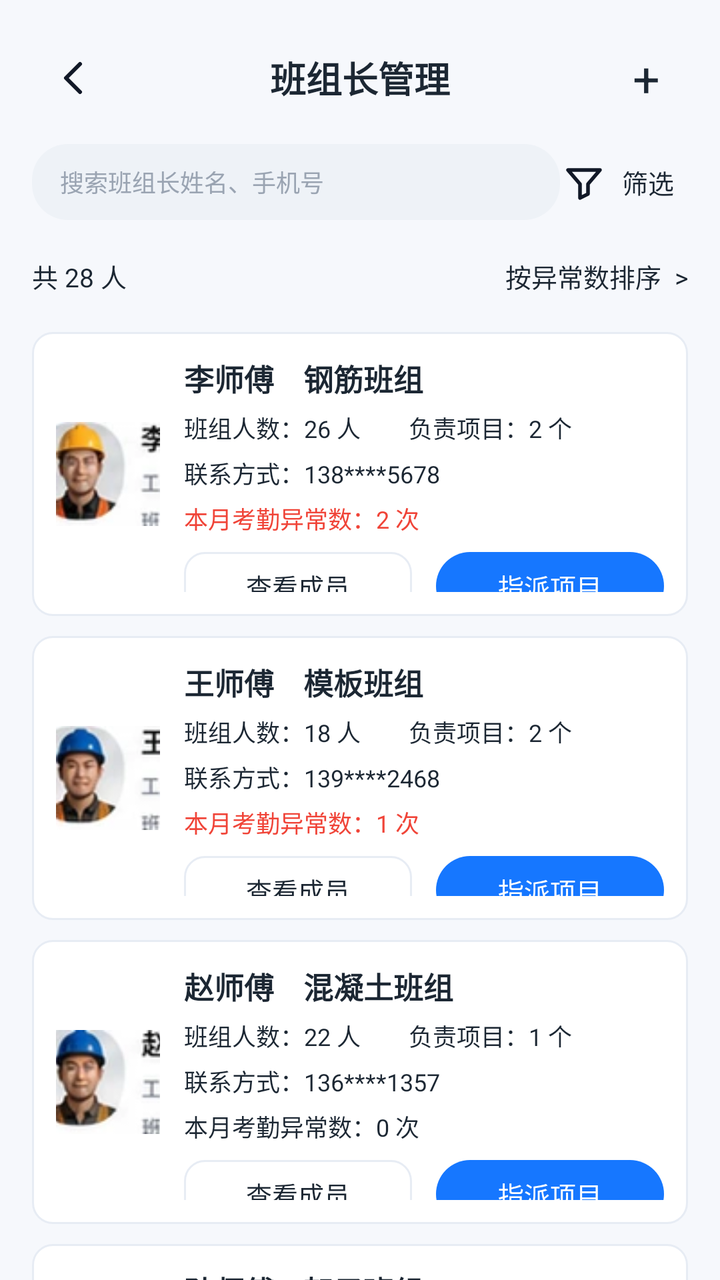
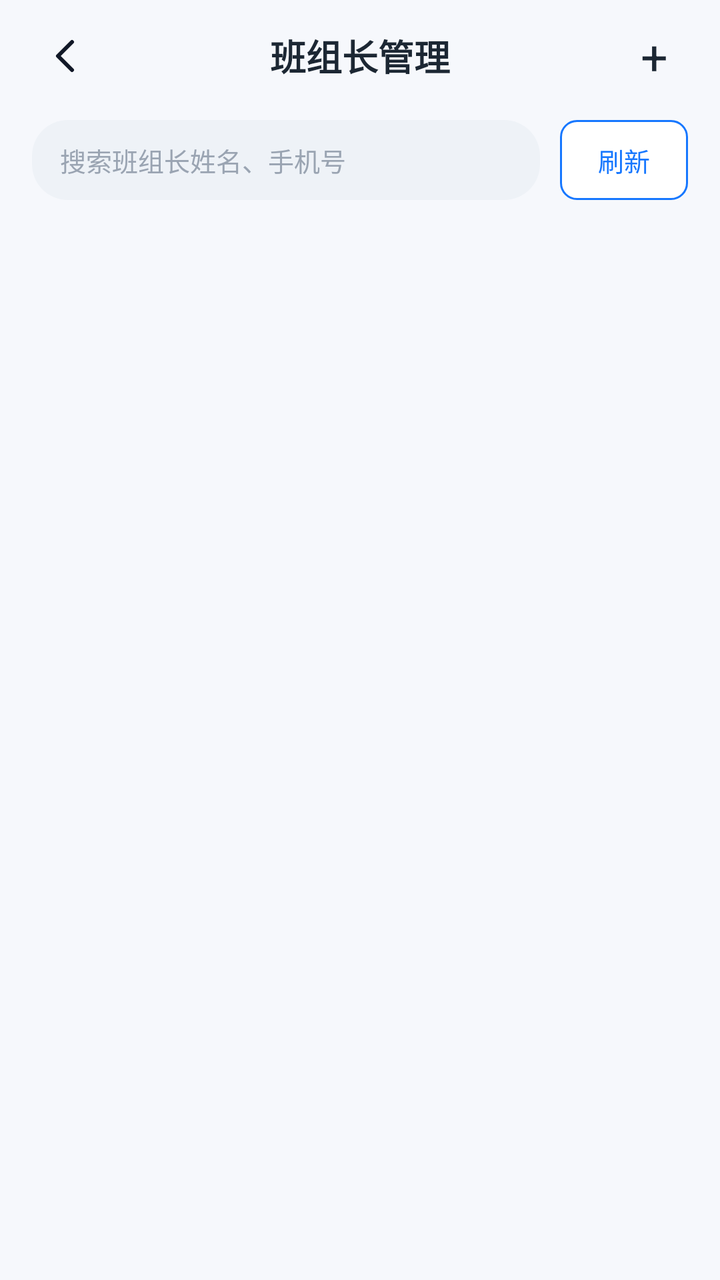

Compare the two renders of this Android layout. The source of the first and the diff that turns it into the second are given below.
<!-- AndroidManifest.xml: application theme Theme.WorkerM -->
<!-- res/layout/activity_team_leader.xml -->
<?xml version="1.0" encoding="utf-8"?>
<androidx.core.widget.NestedScrollView xmlns:android="http://schemas.android.com/apk/res/android"
    android:id="@+id/team_root"
    android:layout_width="match_parent"
    android:layout_height="match_parent"
    android:background="@drawable/bg_app_page"
    android:fillViewport="true"
    android:overScrollMode="never">
    <LinearLayout android:layout_width="match_parent" android:layout_height="wrap_content" android:orientation="vertical" android:padding="16dp">
        <FrameLayout android:layout_width="match_parent" android:layout_height="46dp">
            <ImageButton android:id="@+id/back_button" android:layout_width="42dp" android:layout_height="42dp" android:layout_gravity="start|center_vertical" android:background="?attr/selectableItemBackgroundBorderless" android:padding="9dp" android:src="@drawable/ic_back" />
            <TextView android:layout_width="wrap_content" android:layout_height="match_parent" android:layout_gravity="center" android:gravity="center" android:text="班组长管理" android:textColor="@color/text_primary" android:textSize="18sp" android:textStyle="bold" />
            <TextView android:layout_width="42dp" android:layout_height="42dp" android:layout_gravity="end|center_vertical" android:gravity="center" android:text="+" android:textColor="@color/text_primary" android:textSize="24sp" />
        </FrameLayout>
        <LinearLayout android:layout_width="match_parent" android:layout_height="38dp" android:layout_marginTop="10dp" android:gravity="center_vertical" android:orientation="horizontal">
            <TextView android:layout_width="0dp" android:layout_height="match_parent" android:layout_weight="1" android:background="@drawable/bg_search_pill" android:gravity="center_vertical" android:paddingStart="14dp" android:text="搜索班组长姓名、手机号" android:textColor="#9AA4B2" android:textSize="12sp" />
            <TextView android:layout_width="64dp" android:layout_height="match_parent" android:drawableStart="@drawable/ic_filter" android:gravity="center" android:text="筛选" android:textColor="@color/text_primary" android:textSize="13sp" />
        </LinearLayout>
        <LinearLayout android:layout_width="match_parent" android:layout_height="36dp" android:layout_marginTop="10dp" android:gravity="center_vertical" android:orientation="horizontal">
            <TextView android:layout_width="0dp" android:layout_height="wrap_content" android:layout_weight="1" android:text="共 28 人" android:textColor="@color/text_primary" android:textSize="13sp" />
            <TextView android:layout_width="wrap_content" android:layout_height="wrap_content" android:text="按异常数排序  >" android:textColor="@color/text_primary" android:textSize="13sp" />
        </LinearLayout>
        <include layout="@layout/item_team_leader_li" />
        <include layout="@layout/item_team_leader_wang" />
        <include layout="@layout/item_team_leader_zhao" />
        <include layout="@layout/item_team_leader_sun" />
    </LinearLayout>
</androidx.core.widget.NestedScrollView>
<!-- res/layout/item_team_leader_li.xml (included above) -->
<?xml version="1.0" encoding="utf-8"?>
<LinearLayout xmlns:android="http://schemas.android.com/apk/res/android" android:layout_width="match_parent" android:layout_height="142dp" android:layout_marginTop="10dp" android:background="@drawable/bg_card_stroke" android:gravity="center_vertical" android:orientation="horizontal" android:padding="12dp">
    <ImageView android:layout_width="52dp" android:layout_height="52dp" android:scaleType="centerCrop" android:src="@drawable/worker_avatar_li" />
    <LinearLayout android:layout_width="0dp" android:layout_height="match_parent" android:layout_marginStart="12dp" android:layout_weight="1" android:orientation="vertical">
        <TextView android:layout_width="match_parent" android:layout_height="wrap_content" android:text="李师傅    钢筋班组" android:textColor="@color/text_primary" android:textSize="15sp" android:textStyle="bold" />
        <TextView android:layout_width="match_parent" android:layout_height="wrap_content" android:layout_marginTop="5dp" android:text="班组人数：26 人        负责项目：2 个" android:textColor="@color/text_primary" android:textSize="12sp" />
        <TextView android:layout_width="match_parent" android:layout_height="wrap_content" android:layout_marginTop="5dp" android:text="联系方式：138****5678" android:textColor="@color/text_primary" android:textSize="12sp" />
        <TextView android:layout_width="match_parent" android:layout_height="wrap_content" android:layout_marginTop="5dp" android:text="本月考勤异常数：2 次" android:textColor="#F04438" android:textSize="12sp" />
        <LinearLayout android:layout_width="match_parent" android:layout_height="34dp" android:layout_marginTop="8dp" android:orientation="horizontal">
            <TextView android:layout_width="0dp" android:layout_height="match_parent" android:layout_marginEnd="6dp" android:layout_weight="1" android:background="@drawable/bg_card_stroke" android:gravity="center" android:text="查看成员" android:textColor="@color/text_primary" android:textSize="13sp" />
            <TextView android:layout_width="0dp" android:layout_height="match_parent" android:layout_marginStart="6dp" android:layout_weight="1" android:background="@drawable/bg_round_blue" android:gravity="center" android:text="指派项目" android:textColor="@color/white" android:textSize="13sp" />
        </LinearLayout>
    </LinearLayout>
</LinearLayout>
<!-- res/layout/item_team_leader_wang.xml (included above) -->
<?xml version="1.0" encoding="utf-8"?>
<LinearLayout xmlns:android="http://schemas.android.com/apk/res/android" android:layout_width="match_parent" android:layout_height="142dp" android:layout_marginTop="10dp" android:background="@drawable/bg_card_stroke" android:gravity="center_vertical" android:orientation="horizontal" android:padding="12dp">
    <ImageView android:layout_width="52dp" android:layout_height="52dp" android:scaleType="centerCrop" android:src="@drawable/worker_avatar_wang" />
    <LinearLayout android:layout_width="0dp" android:layout_height="match_parent" android:layout_marginStart="12dp" android:layout_weight="1" android:orientation="vertical">
        <TextView android:layout_width="match_parent" android:layout_height="wrap_content" android:text="王师傅    模板班组" android:textColor="@color/text_primary" android:textSize="15sp" android:textStyle="bold" />
        <TextView android:layout_width="match_parent" android:layout_height="wrap_content" android:layout_marginTop="5dp" android:text="班组人数：18 人        负责项目：2 个" android:textColor="@color/text_primary" android:textSize="12sp" />
        <TextView android:layout_width="match_parent" android:layout_height="wrap_content" android:layout_marginTop="5dp" android:text="联系方式：139****2468" android:textColor="@color/text_primary" android:textSize="12sp" />
        <TextView android:layout_width="match_parent" android:layout_height="wrap_content" android:layout_marginTop="5dp" android:text="本月考勤异常数：1 次" android:textColor="#F04438" android:textSize="12sp" />
        <LinearLayout android:layout_width="match_parent" android:layout_height="34dp" android:layout_marginTop="8dp" android:orientation="horizontal">
            <TextView android:layout_width="0dp" android:layout_height="match_parent" android:layout_marginEnd="6dp" android:layout_weight="1" android:background="@drawable/bg_card_stroke" android:gravity="center" android:text="查看成员" android:textColor="@color/text_primary" android:textSize="13sp" />
            <TextView android:layout_width="0dp" android:layout_height="match_parent" android:layout_marginStart="6dp" android:layout_weight="1" android:background="@drawable/bg_round_blue" android:gravity="center" android:text="指派项目" android:textColor="@color/white" android:textSize="13sp" />
        </LinearLayout>
    </LinearLayout>
</LinearLayout>
<!-- res/layout/item_team_leader_zhao.xml (included above) -->
<?xml version="1.0" encoding="utf-8"?>
<LinearLayout xmlns:android="http://schemas.android.com/apk/res/android" android:layout_width="match_parent" android:layout_height="142dp" android:layout_marginTop="10dp" android:background="@drawable/bg_card_stroke" android:gravity="center_vertical" android:orientation="horizontal" android:padding="12dp">
    <ImageView android:layout_width="52dp" android:layout_height="52dp" android:scaleType="centerCrop" android:src="@drawable/worker_avatar_zhao" />
    <LinearLayout android:layout_width="0dp" android:layout_height="match_parent" android:layout_marginStart="12dp" android:layout_weight="1" android:orientation="vertical">
        <TextView android:layout_width="match_parent" android:layout_height="wrap_content" android:text="赵师傅    混凝土班组" android:textColor="@color/text_primary" android:textSize="15sp" android:textStyle="bold" />
        <TextView android:layout_width="match_parent" android:layout_height="wrap_content" android:layout_marginTop="5dp" android:text="班组人数：22 人        负责项目：1 个" android:textColor="@color/text_primary" android:textSize="12sp" />
        <TextView android:layout_width="match_parent" android:layout_height="wrap_content" android:layout_marginTop="5dp" android:text="联系方式：136****1357" android:textColor="@color/text_primary" android:textSize="12sp" />
        <TextView android:layout_width="match_parent" android:layout_height="wrap_content" android:layout_marginTop="5dp" android:text="本月考勤异常数：0 次" android:textColor="@color/text_primary" android:textSize="12sp" />
        <LinearLayout android:layout_width="match_parent" android:layout_height="34dp" android:layout_marginTop="8dp" android:orientation="horizontal">
            <TextView android:layout_width="0dp" android:layout_height="match_parent" android:layout_marginEnd="6dp" android:layout_weight="1" android:background="@drawable/bg_card_stroke" android:gravity="center" android:text="查看成员" android:textColor="@color/text_primary" android:textSize="13sp" />
            <TextView android:layout_width="0dp" android:layout_height="match_parent" android:layout_marginStart="6dp" android:layout_weight="1" android:background="@drawable/bg_round_blue" android:gravity="center" android:text="指派项目" android:textColor="@color/white" android:textSize="13sp" />
        </LinearLayout>
    </LinearLayout>
</LinearLayout>
<!-- res/layout/item_team_leader_sun.xml (included above) -->
<?xml version="1.0" encoding="utf-8"?>
<LinearLayout xmlns:android="http://schemas.android.com/apk/res/android" android:layout_width="match_parent" android:layout_height="142dp" android:layout_marginTop="10dp" android:background="@drawable/bg_card_stroke" android:gravity="center_vertical" android:orientation="horizontal" android:padding="12dp">
    <ImageView android:layout_width="52dp" android:layout_height="52dp" android:scaleType="centerCrop" android:src="@drawable/worker_avatar_li" />
    <LinearLayout android:layout_width="0dp" android:layout_height="match_parent" android:layout_marginStart="12dp" android:layout_weight="1" android:orientation="vertical">
        <TextView android:layout_width="match_parent" android:layout_height="wrap_content" android:text="孙师傅    架子班组" android:textColor="@color/text_primary" android:textSize="15sp" android:textStyle="bold" />
        <TextView android:layout_width="match_parent" android:layout_height="wrap_content" android:layout_marginTop="5dp" android:text="班组人数：16 人        负责项目：1 个" android:textColor="@color/text_primary" android:textSize="12sp" />
        <TextView android:layout_width="match_parent" android:layout_height="wrap_content" android:layout_marginTop="5dp" android:text="联系方式：137****8642" android:textColor="@color/text_primary" android:textSize="12sp" />
        <TextView android:layout_width="match_parent" android:layout_height="wrap_content" android:layout_marginTop="5dp" android:text="本月考勤异常数：3 次" android:textColor="#F04438" android:textSize="12sp" />
        <LinearLayout android:layout_width="match_parent" android:layout_height="34dp" android:layout_marginTop="8dp" android:orientation="horizontal">
            <TextView android:layout_width="0dp" android:layout_height="match_parent" android:layout_marginEnd="6dp" android:layout_weight="1" android:background="@drawable/bg_card_stroke" android:gravity="center" android:text="查看成员" android:textColor="@color/text_primary" android:textSize="13sp" />
            <TextView android:layout_width="0dp" android:layout_height="match_parent" android:layout_marginStart="6dp" android:layout_weight="1" android:background="@drawable/bg_round_blue" android:gravity="center" android:text="指派项目" android:textColor="@color/white" android:textSize="13sp" />
        </LinearLayout>
    </LinearLayout>
</LinearLayout>
<!-- resources referenced by this layout -->
<resources>
  <color name="text_primary">#1C2733</color>
  <color name="white">#FFFFFFFF</color>
  <!-- drawable bg_app_page (drawable) -->
  <?xml version="1.0" encoding="utf-8"?>
  <shape xmlns:android="http://schemas.android.com/apk/res/android">
      <solid android:color="#F6F8FC" />
  </shape>
  <!-- drawable bg_card_stroke (drawable) -->
  <?xml version="1.0" encoding="utf-8"?>
  <shape xmlns:android="http://schemas.android.com/apk/res/android">
      <solid android:color="@color/white" />
      <stroke android:width="1dp" android:color="#E7ECF4" />
      <corners android:radius="10dp" />
  </shape>
  <!-- drawable bg_round_blue (drawable) -->
  <?xml version="1.0" encoding="utf-8"?>
  <shape xmlns:android="http://schemas.android.com/apk/res/android">
      <solid android:color="@color/dashboard_blue" />
      <corners android:radius="24dp" />
  </shape>
  <!-- drawable bg_search_pill (drawable) -->
  <?xml version="1.0" encoding="utf-8"?>
  <shape xmlns:android="http://schemas.android.com/apk/res/android">
      <solid android:color="#EEF2F7" />
      <corners android:radius="18dp" />
  </shape>
  <!-- drawable ic_back (drawable) -->
  <?xml version="1.0" encoding="utf-8"?>
  <vector xmlns:android="http://schemas.android.com/apk/res/android" android:width="24dp" android:height="24dp" android:viewportWidth="24" android:viewportHeight="24">
      <path android:strokeColor="#111827" android:strokeWidth="2" android:strokeLineCap="round" android:strokeLineJoin="round" android:fillColor="@android:color/transparent" android:pathData="M15,5L8,12l7,7" />
  </vector>
  <!-- drawable ic_filter (drawable) -->
  <?xml version="1.0" encoding="utf-8"?>
  <vector xmlns:android="http://schemas.android.com/apk/res/android" android:width="24dp" android:height="24dp" android:viewportWidth="24" android:viewportHeight="24">
      <path android:strokeColor="#111827" android:strokeWidth="1.8" android:strokeLineCap="round" android:strokeLineJoin="round" android:fillColor="@android:color/transparent" android:pathData="M4,6h16l-6,7v5l-4,2v-7z" />
  </vector>
  <!-- drawable worker_avatar_li: webp bitmap (drawable-nodpi, 1654 bytes) -->
  <!-- drawable worker_avatar_wang: webp bitmap (drawable-nodpi, 1624 bytes) -->
  <!-- drawable worker_avatar_zhao: webp bitmap (drawable-nodpi, 1728 bytes) -->
  <style name="Theme.WorkerM" parent="Base.Theme.WorkerM" />
  <color name="dashboard_blue">#1677FF</color>
  <style name="Base.Theme.WorkerM" parent="Theme.Material3.Light.NoActionBar">
          <item name="colorPrimary">@color/brand_primary</item>
          <item name="colorOnPrimary">@color/text_inverse</item>
          <item name="colorSecondary">@color/brand_secondary</item>
          <item name="colorOnSecondary">@color/text_inverse</item>
          <item name="android:windowBackground">@color/surface_background</item>
          <item name="colorSurface">@color/surface_card</item>
          <item name="android:textColor">@color/text_primary</item>
          <item name="android:navigationBarColor">@color/surface_card</item>
          <item name="android:statusBarColor">@android:color/transparent</item>
          <item name="android:windowLightStatusBar">true</item>
      </style>
  <color name="brand_primary">#124D90</color>
  <color name="text_inverse">#FFFFFFFF</color>
  <color name="brand_secondary">#2F7BC7</color>
  <color name="surface_background">#F3F6FA</color>
  <color name="surface_card">#FFFFFFFF</color>
</resources>

<!-- the commit's change to res/layout/activity_team_leader.xml (unified diff, before → after) -->
@@ -1,88 +1,109 @@
 <?xml version="1.0" encoding="utf-8"?>
-<androidx.core.widget.NestedScrollView xmlns:android="http://schemas.android.com/apk/res/android"
+<LinearLayout xmlns:android="http://schemas.android.com/apk/res/android"
     android:id="@+id/team_root"
     android:layout_width="match_parent"
     android:layout_height="match_parent"
     android:background="@drawable/bg_app_page"
-    android:fillViewport="true"
-    android:overScrollMode="never">
-    <LinearLayout android:layout_width="match_parent" android:layout_height="wrap_content" android:orientation="vertical" android:padding="16dp">
-        <FrameLayout android:layout_width="match_parent" android:layout_height="46dp">
-            <ImageButton android:id="@+id/back_button" android:layout_width="42dp" android:layout_height="42dp" android:layout_gravity="start|center_vertical" android:background="?attr/selectableItemBackgroundBorderless" android:padding="9dp" android:src="@drawable/ic_back" />
-            <TextView android:layout_width="wrap_content" android:layout_height="match_parent" android:layout_gravity="center" android:gravity="center" android:text="班组长管理" android:textColor="@color/text_primary" android:textSize="18sp" android:textStyle="bold" />
-            <TextView android:layout_width="42dp" android:layout_height="42dp" android:layout_gravity="end|center_vertical" android:gravity="center" android:text="+" android:textColor="@color/text_primary" android:textSize="24sp" />
-        </FrameLayout>
-        <LinearLayout android:layout_width="match_parent" android:layout_height="38dp" android:layout_marginTop="10dp" android:gravity="center_vertical" android:orientation="horizontal">
-            <TextView android:layout_width="0dp" android:layout_height="match_parent" android:layout_weight="1" android:background="@drawable/bg_search_pill" android:gravity="center_vertical" android:paddingStart="14dp" android:text="搜索班组长姓名、手机号" android:textColor="#9AA4B2" android:textSize="12sp" />
-            <TextView android:layout_width="64dp" android:layout_height="match_parent" android:drawableStart="@drawable/ic_filter" android:gravity="center" android:text="筛选" android:textColor="@color/text_primary" android:textSize="13sp" />
-        </LinearLayout>
-        <LinearLayout android:layout_width="match_parent" android:layout_height="36dp" android:layout_marginTop="10dp" android:gravity="center_vertical" android:orientation="horizontal">
-            <TextView android:layout_width="0dp" android:layout_height="wrap_content" android:layout_weight="1" android:text="共 28 人" android:textColor="@color/text_primary" android:textSize="13sp" />
-            <TextView android:layout_width="wrap_content" android:layout_height="wrap_content" android:text="按异常数排序  >" android:textColor="@color/text_primary" android:textSize="13sp" />
-        </LinearLayout>
-        <include layout="@layout/item_team_leader_li" />
-        <include layout="@layout/item_team_leader_wang" />
-        <include layout="@layout/item_team_leader_zhao" />
-        <include layout="@layout/item_team_leader_sun" />
+    android:orientation="vertical">
+
+    <FrameLayout
+        android:layout_width="match_parent"
+        android:layout_height="56dp"
+        android:paddingHorizontal="12dp">
+
+        <ImageButton
+            android:id="@+id/back_button"
+            android:layout_width="42dp"
+            android:layout_height="42dp"
+            android:layout_gravity="start|center_vertical"
+            android:background="?attr/selectableItemBackgroundBorderless"
+            android:contentDescription="返回"
+            android:padding="9dp"
+            android:src="@drawable/ic_back" />
+
+        <TextView
+            android:layout_width="wrap_content"
+            android:layout_height="match_parent"
+            android:layout_gravity="center"
+            android:gravity="center"
+            android:text="班组长管理"
+            android:textColor="@color/text_primary"
+            android:textSize="18sp"
+            android:textStyle="bold" />
+
+        <TextView
+            android:id="@+id/create_dispatch_button"
+            android:layout_width="42dp"
+            android:layout_height="42dp"
+            android:layout_gravity="end|center_vertical"
+            android:gravity="center"
+            android:text="+"
+            android:textColor="@color/text_primary"
+            android:textSize="24sp" />
+    </FrameLayout>
+
+    <LinearLayout
+        android:layout_width="match_parent"
+        android:layout_height="40dp"
+        android:layout_marginHorizontal="16dp"
+        android:layout_marginTop="4dp"
+        android:gravity="center_vertical"
+        android:orientation="horizontal">
+
+        <EditText
+            android:id="@+id/leader_search_text"
+            android:layout_width="0dp"
+            android:layout_height="match_parent"
+            android:layout_marginEnd="10dp"
+            android:layout_weight="1"
+            android:background="@drawable/bg_search_pill"
+            android:hint="搜索班组长姓名、手机号"
+            android:imeOptions="actionSearch"
+            android:inputType="text"
+            android:maxLines="1"
+            android:paddingHorizontal="14dp"
+            android:textColor="@color/text_primary"
+            android:textColorHint="#9AA4B2"
+            android:textSize="13sp" />
+
+        <TextView
+            android:id="@+id/leader_refresh_button"
+            android:layout_width="64dp"
+            android:layout_height="match_parent"
+            android:background="@drawable/bg_outline_blue"
+            android:gravity="center"
+            android:text="刷新"
+            android:textColor="@color/dashboard_blue"
+            android:textSize="13sp" />
     </LinearLayout>
-</androidx.core.widget.NestedScrollView>
-<!-- res/layout/item_team_leader_li.xml (included above) -->
-<?xml version="1.0" encoding="utf-8"?>
-<LinearLayout xmlns:android="http://schemas.android.com/apk/res/android" android:layout_width="match_parent" android:layout_height="142dp" android:layout_marginTop="10dp" android:background="@drawable/bg_card_stroke" android:gravity="center_vertical" android:orientation="horizontal" android:padding="12dp">
-    <ImageView android:layout_width="52dp" android:layout_height="52dp" android:scaleType="centerCrop" android:src="@drawable/worker_avatar_li" />
-    <LinearLayout android:layout_width="0dp" android:layout_height="match_parent" android:layout_marginStart="12dp" android:layout_weight="1" android:orientation="vertical">
-        <TextView android:layout_width="match_parent" android:layout_height="wrap_content" android:text="李师傅    钢筋班组" android:textColor="@color/text_primary" android:textSize="15sp" android:textStyle="bold" />
-        <TextView android:layout_width="match_parent" android:layout_height="wrap_content" android:layout_marginTop="5dp" android:text="班组人数：26 人        负责项目：2 个" android:textColor="@color/text_primary" android:textSize="12sp" />
-        <TextView android:layout_width="match_parent" android:layout_height="wrap_content" android:layout_marginTop="5dp" android:text="联系方式：138****5678" android:textColor="@color/text_primary" android:textSize="12sp" />
-        <TextView android:layout_width="match_parent" android:layout_height="wrap_content" android:layout_marginTop="5dp" android:text="本月考勤异常数：2 次" android:textColor="#F04438" android:textSize="12sp" />
-        <LinearLayout android:layout_width="match_parent" android:layout_height="34dp" android:layout_marginTop="8dp" android:orientation="horizontal">
-            <TextView android:layout_width="0dp" android:layout_height="match_parent" android:layout_marginEnd="6dp" android:layout_weight="1" android:background="@drawable/bg_card_stroke" android:gravity="center" android:text="查看成员" android:textColor="@color/text_primary" android:textSize="13sp" />
-            <TextView android:layout_width="0dp" android:layout_height="match_parent" android:layout_marginStart="6dp" android:layout_weight="1" android:background="@drawable/bg_round_blue" android:gravity="center" android:text="指派项目" android:textColor="@color/white" android:textSize="13sp" />
-        </LinearLayout>
-    </LinearLayout>
+
+    <TextView
+        android:id="@+id/leader_summary_text"
+        android:layout_width="match_parent"
+        android:layout_height="36dp"
+        android:gravity="center_vertical"
+        android:paddingHorizontal="16dp"
+        android:textColor="@color/text_secondary"
+        android:textSize="13sp" />
+
+    <androidx.recyclerview.widget.RecyclerView
+        android:id="@+id/leader_recycler"
+        android:layout_width="match_parent"
+        android:layout_height="0dp"
+        android:layout_weight="1"
+        android:clipToPadding="false"
+        android:overScrollMode="never"
+        android:paddingHorizontal="16dp"
+        android:paddingBottom="18dp" />
+
+    <TextView
+        android:id="@+id/leader_empty_text"
+        android:layout_width="match_parent"
+        android:layout_height="0dp"
+        android:layout_weight="1"
+        android:gravity="center"
+        android:text="暂无班组长"
+        android:textColor="@color/text_secondary"
+        android:textSize="14sp"
+        android:visibility="gone" />
 </LinearLayout>
-<!-- res/layout/item_team_leader_wang.xml (included above) -->
-<?xml version="1.0" encoding="utf-8"?>
-<LinearLayout xmlns:android="http://schemas.android.com/apk/res/android" android:layout_width="match_parent" android:layout_height="142dp" android:layout_marginTop="10dp" android:background="@drawable/bg_card_stroke" android:gravity="center_vertical" android:orientation="horizontal" android:padding="12dp">
-    <ImageView android:layout_width="52dp" android:layout_height="52dp" android:scaleType="centerCrop" android:src="@drawable/worker_avatar_wang" />
-    <LinearLayout android:layout_width="0dp" android:layout_height="match_parent" android:layout_marginStart="12dp" android:layout_weight="1" android:orientation="vertical">
-        <TextView android:layout_width="match_parent" android:layout_height="wrap_content" android:text="王师傅    模板班组" android:textColor="@color/text_primary" android:textSize="15sp" android:textStyle="bold" />
-        <TextView android:layout_width="match_parent" android:layout_height="wrap_content" android:layout_marginTop="5dp" android:text="班组人数：18 人        负责项目：2 个" android:textColor="@color/text_primary" android:textSize="12sp" />
-        <TextView android:layout_width="match_parent" android:layout_height="wrap_content" android:layout_marginTop="5dp" android:text="联系方式：139****2468" android:textColor="@color/text_primary" android:textSize="12sp" />
-        <TextView android:layout_width="match_parent" android:layout_height="wrap_content" android:layout_marginTop="5dp" android:text="本月考勤异常数：1 次" android:textColor="#F04438" android:textSize="12sp" />
-        <LinearLayout android:layout_width="match_parent" android:layout_height="34dp" android:layout_marginTop="8dp" android:orientation="horizontal">
-            <TextView android:layout_width="0dp" android:layout_height="match_parent" android:layout_marginEnd="6dp" android:layout_weight="1" android:background="@drawable/bg_card_stroke" android:gravity="center" android:text="查看成员" android:textColor="@color/text_primary" android:textSize="13sp" />
-            <TextView android:layout_width="0dp" android:layout_height="match_parent" android:layout_marginStart="6dp" android:layout_weight="1" android:background="@drawable/bg_round_blue" android:gravity="center" android:text="指派项目" android:textColor="@color/white" android:textSize="13sp" />
-        </LinearLayout>
-    </LinearLayout>
-</LinearLayout>
-<!-- res/layout/item_team_leader_zhao.xml (included above) -->
-<?xml version="1.0" encoding="utf-8"?>
-<LinearLayout xmlns:android="http://schemas.android.com/apk/res/android" android:layout_width="match_parent" android:layout_height="142dp" android:layout_marginTop="10dp" android:background="@drawable/bg_card_stroke" android:gravity="center_vertical" android:orientation="horizontal" android:padding="12dp">
-    <ImageView android:layout_width="52dp" android:layout_height="52dp" android:scaleType="centerCrop" android:src="@drawable/worker_avatar_zhao" />
-    <LinearLayout android:layout_width="0dp" android:layout_height="match_parent" android:layout_marginStart="12dp" android:layout_weight="1" android:orientation="vertical">
-        <TextView android:layout_width="match_parent" android:layout_height="wrap_content" android:text="赵师傅    混凝土班组" android:textColor="@color/text_primary" android:textSize="15sp" android:textStyle="bold" />
-        <TextView android:layout_width="match_parent" android:layout_height="wrap_content" android:layout_marginTop="5dp" android:text="班组人数：22 人        负责项目：1 个" android:textColor="@color/text_primary" android:textSize="12sp" />
-        <TextView android:layout_width="match_parent" android:layout_height="wrap_content" android:layout_marginTop="5dp" android:text="联系方式：136****1357" android:textColor="@color/text_primary" android:textSize="12sp" />
-        <TextView android:layout_width="match_parent" android:layout_height="wrap_content" android:layout_marginTop="5dp" android:text="本月考勤异常数：0 次" android:textColor="@color/text_primary" android:textSize="12sp" />
-        <LinearLayout android:layout_width="match_parent" android:layout_height="34dp" android:layout_marginTop="8dp" android:orientation="horizontal">
-            <TextView android:layout_width="0dp" android:layout_height="match_parent" android:layout_marginEnd="6dp" android:layout_weight="1" android:background="@drawable/bg_card_stroke" android:gravity="center" android:text="查看成员" android:textColor="@color/text_primary" android:textSize="13sp" />
-            <TextView android:layout_width="0dp" android:layout_height="match_parent" android:layout_marginStart="6dp" android:layout_weight="1" android:background="@drawable/bg_round_blue" android:gravity="center" android:text="指派项目" android:textColor="@color/white" android:textSize="13sp" />
-        </LinearLayout>
-    </LinearLayout>
-</LinearLayout>
-<!-- res/layout/item_team_leader_sun.xml (included above) -->
-<?xml version="1.0" encoding="utf-8"?>
-<LinearLayout xmlns:android="http://schemas.android.com/apk/res/android" android:layout_width="match_parent" android:layout_height="142dp" android:layout_marginTop="10dp" android:background="@drawable/bg_card_stroke" android:gravity="center_vertical" android:orientation="horizontal" android:padding="12dp">
-    <ImageView android:layout_width="52dp" android:layout_height="52dp" android:scaleType="centerCrop" android:src="@drawable/worker_avatar_li" />
-    <LinearLayout android:layout_width="0dp" android:layout_height="match_parent" android:layout_marginStart="12dp" android:layout_weight="1" android:orientation="vertical">
-        <TextView android:layout_width="match_parent" android:layout_height="wrap_content" android:text="孙师傅    架子班组" android:textColor="@color/text_primary" android:textSize="15sp" android:textStyle="bold" />
-        <TextView android:layout_width="match_parent" android:layout_height="wrap_content" android:layout_marginTop="5dp" android:text="班组人数：16 人        负责项目：1 个" android:textColor="@color/text_primary" android:textSize="12sp" />
-        <TextView android:layout_width="match_parent" android:layout_height="wrap_content" android:layout_marginTop="5dp" android:text="联系方式：137****8642" android:textColor="@color/text_primary" android:textSize="12sp" />
-        <TextView android:layout_width="match_parent" android:layout_height="wrap_content" android:layout_marginTop="5dp" android:text="本月考勤异常数：3 次" android:textColor="#F04438" android:textSize="12sp" />
-        <LinearLayout android:layout_width="match_parent" android:layout_height="34dp" android:layout_marginTop="8dp" android:orientation="horizontal">
-            <TextView android:layout_width="0dp" android:layout_height="match_parent" android:layout_marginEnd="6dp" android:layout_weight="1" android:background="@drawable/bg_card_stroke" android:gravity="center" android:text="查看成员" android:textColor="@color/text_primary" android:textSize="13sp" />
-            <TextView android:layout_width="0dp" android:layout_height="match_parent" android:layout_marginStart="6dp" android:layout_weight="1" android:background="@drawable/bg_round_blue" android:gravity="center" android:text="指派项目" android:textColor="@color/white" android:textSize="13sp" />
-        </LinearLayout>
-    </LinearLayout>
-</LinearLayout>
<!-- resource entries referenced after the edit -->
@@ -1,24 +1,19 @@
 <!-- resources referenced by this layout -->
 <resources>
   <color name="text_primary">#1C2733</color>
+  <color name="text_secondary">#66788A</color>
   <color name="white">#FFFFFFFF</color>
   <!-- drawable bg_app_page (drawable) -->
   <?xml version="1.0" encoding="utf-8"?>
   <shape xmlns:android="http://schemas.android.com/apk/res/android">
       <solid android:color="#F6F8FC" />
   </shape>
-  <!-- drawable bg_card_stroke (drawable) -->
+  <!-- drawable bg_outline_blue (drawable) -->
   <?xml version="1.0" encoding="utf-8"?>
   <shape xmlns:android="http://schemas.android.com/apk/res/android">
       <solid android:color="@color/white" />
-      <stroke android:width="1dp" android:color="#E7ECF4" />
-      <corners android:radius="10dp" />
-  </shape>
-  <!-- drawable bg_round_blue (drawable) -->
-  <?xml version="1.0" encoding="utf-8"?>
-  <shape xmlns:android="http://schemas.android.com/apk/res/android">
-      <solid android:color="@color/dashboard_blue" />
-      <corners android:radius="24dp" />
+      <stroke android:width="1dp" android:color="@color/dashboard_blue" />
+      <corners android:radius="8dp" />
   </shape>
   <!-- drawable bg_search_pill (drawable) -->
   <?xml version="1.0" encoding="utf-8"?>
@@ -31,14 +26,6 @@
   <vector xmlns:android="http://schemas.android.com/apk/res/android" android:width="24dp" android:height="24dp" android:viewportWidth="24" android:viewportHeight="24">
       <path android:strokeColor="#111827" android:strokeWidth="2" android:strokeLineCap="round" android:strokeLineJoin="round" android:fillColor="@android:color/transparent" android:pathData="M15,5L8,12l7,7" />
   </vector>
-  <!-- drawable ic_filter (drawable) -->
-  <?xml version="1.0" encoding="utf-8"?>
-  <vector xmlns:android="http://schemas.android.com/apk/res/android" android:width="24dp" android:height="24dp" android:viewportWidth="24" android:viewportHeight="24">
-      <path android:strokeColor="#111827" android:strokeWidth="1.8" android:strokeLineCap="round" android:strokeLineJoin="round" android:fillColor="@android:color/transparent" android:pathData="M4,6h16l-6,7v5l-4,2v-7z" />
-  </vector>
-  <!-- drawable worker_avatar_li: webp bitmap (drawable-nodpi, 1654 bytes) -->
-  <!-- drawable worker_avatar_wang: webp bitmap (drawable-nodpi, 1624 bytes) -->
-  <!-- drawable worker_avatar_zhao: webp bitmap (drawable-nodpi, 1728 bytes) -->
   <style name="Theme.WorkerM" parent="Base.Theme.WorkerM" />
   <color name="dashboard_blue">#1677FF</color>
   <style name="Base.Theme.WorkerM" parent="Theme.Material3.Light.NoActionBar">
